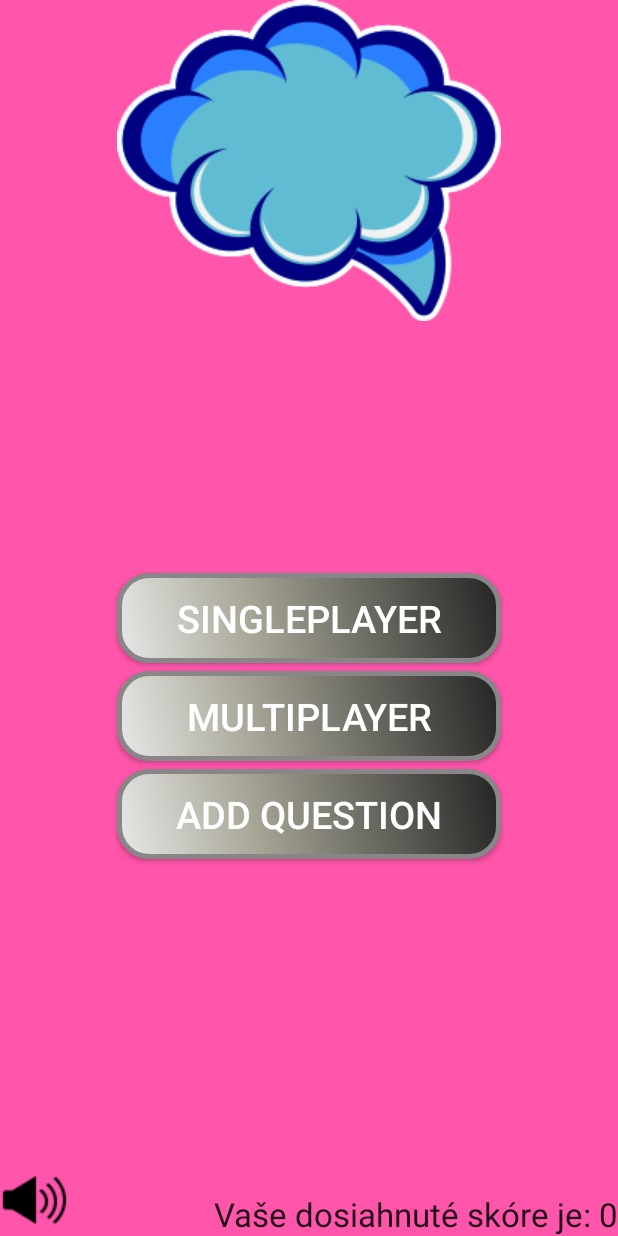
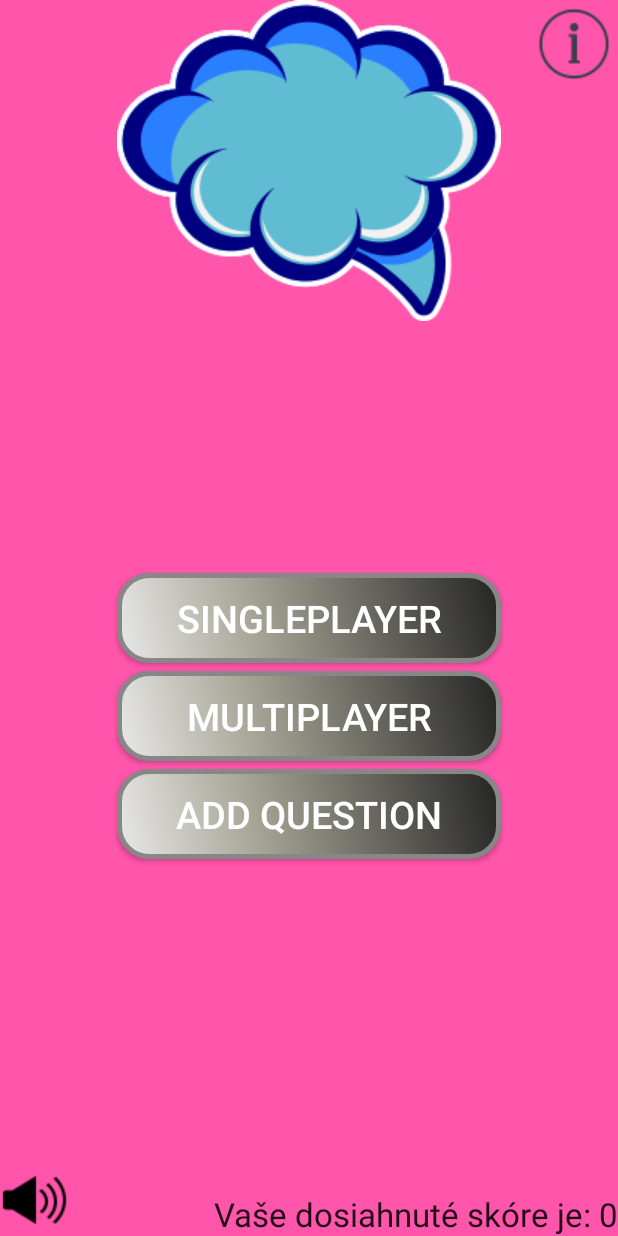
Before and after one commit to FrederikSpaldon/3blaf_game, an Android app: the screen it shows after launch (Menu), on a phone screen of 412 x 824 dp. Run offline under Robolectric (Android 15) with nearby library versions, the phone set to English and light mode, and no system bars.

Commit message:
Pop up okno O hre

```diff
--- a/app/src/main/java/a3blaf/a3blafgame/Menu.java
+++ b/app/src/main/java/a3blaf/a3blafgame/Menu.java
@@ -8,20 +8,29 @@ import android.content.Intent;
 import android.content.SharedPreferences;
 import android.media.MediaPlayer;
 import android.os.Bundle;
+import android.view.Gravity;
+import android.view.LayoutInflater;
+import android.view.MotionEvent;
 import android.view.View;
+import android.view.ViewGroup;
 import android.widget.Button;
 import android.widget.ImageButton;
 import android.widget.ImageView;
+import android.widget.LinearLayout;
+import android.widget.PopupWindow;
+import android.widget.RelativeLayout;
 import android.widget.TextView;
 
 public class Menu extends Activity {
 
     Button singlePlayer, multiPlayer, options, newQuestion, sound;
-    ImageView volumeOn,volumeOff;
+    ImageView volumeOn,volumeOff,info;
     TextView sk;
     private boolean status = true;
     int skore;
-
+    PopupWindow popUpWindow;
+    LayoutInflater layoutInflater;
+    RelativeLayout relative;
     @Override
     protected void onCreate(Bundle savedInstanceState) {
         super.onCreate(savedInstanceState);
@@ -34,16 +43,19 @@ public class Menu extends Activity {
        // sound = (Button) findViewById(R.id.btn_sound);
         volumeOn=(ImageView) findViewById(R.id.volumeOn);
         volumeOff=(ImageView) findViewById(R.id.volumeOff);
+        info=(ImageView) findViewById(R.id.btn_about);
+        relative = (RelativeLayout) findViewById(R.id.relative);
        // scoreboard=(ImageButton) findViewById(R.id.star);
         sk=(TextView) findViewById(R.id.textView);
+
         final MediaPlayer mp = MediaPlayer.create(this, R.raw.latch_click);
         SharedPreferences prefs = getSharedPreferences("skore",MODE_PRIVATE);
-        skore=prefs.getInt("skore",0);
-        sk.setText("Vaše dosiahnuté skóre je: "+Integer.toString(skore));
+        skore=prefs.getInt("skore", 0);
+        sk.setText("Vaše dosiahnuté skóre je: " + Integer.toString(skore));
         singlePlayer.setOnClickListener(new View.OnClickListener() {
             @Override
             public void onClick(View v) {
-                if(status) {
+                if (status) {
                     mp.start();
                 }
                 Intent intent = new Intent(Menu.this,
@@ -104,8 +116,7 @@ public class Menu extends Activity {
                     status = false;
                     volumeOn.setVisibility(View.GONE);
                     volumeOff.setVisibility(View.VISIBLE);
-                }
-                else {
+                } else {
                     status = true;
                     volumeOff.setVisibility(View.GONE);
                     volumeOn.setVisibility(View.VISIBLE);
@@ -122,8 +133,7 @@ public class Menu extends Activity {
                     status = false;
                     volumeOn.setVisibility(View.GONE);
                     volumeOff.setVisibility(View.VISIBLE);
-                }
-                else {
+                } else {
                     status = true;
                     volumeOff.setVisibility(View.GONE);
                     volumeOn.setVisibility(View.VISIBLE);
@@ -131,6 +141,29 @@ public class Menu extends Activity {
                 }
 
             }
+        });
+        info.setOnClickListener(new View.OnClickListener() {
+
+            @Override
+            public void onClick(View v) {
+                layoutInflater = (LayoutInflater)getApplicationContext().getSystemService(LAYOUT_INFLATER_SERVICE);
+                ViewGroup container = (ViewGroup) layoutInflater.inflate(R.layout.about,null);
+                // popUpWindow.showAtLocation(, Gravity.BOTTOM, 10, 10);
+                popUpWindow = new PopupWindow(container,800,1300,true);
+                popUpWindow.showAtLocation(relative, Gravity.NO_GRAVITY,150 , 400);
+
+                container.setOnTouchListener(new View.OnTouchListener() {
+                    @Override
+                    public boolean onTouch(View view, MotionEvent motionEvent) {
+                        popUpWindow.dismiss();
+                        return true;
+                    }
+                });
+
+
+            }
+
+
         });
 
 
--- a/app/src/main/res/layout/optionsmenu.xml
+++ b/app/src/main/res/layout/optionsmenu.xml
@@ -4,7 +4,8 @@
     android:layout_width="match_parent"
     android:layout_height="match_parent"
     android:background="#f5a"
-    android:orientation="vertical">
+    android:orientation="vertical"
+    android:id="@+id/relative">
 
     <ImageView
         android:layout_width="wrap_content"
@@ -94,5 +95,16 @@
         android:layout_alignParentRight="true"
         android:layout_alignParentEnd="true" />
 
+    <ImageView
+        android:layout_width="wrap_content"
+        android:layout_height="wrap_content"
+        android:id="@+id/btn_about"
+        android:src="@drawable/info"
+        android:layout_alignParentTop="true"
+        android:layout_alignParentRight="true"
+        android:layout_alignParentEnd="true"
+        android:layout_marginTop="5dp"
+        android:layout_marginRight="5dp"/>
+
 
 </RelativeLayout>
```
Also changed, not shown: app/src/main/res/layout/about.xml (added, +30 -0 lines), app/src/main/res/drawable/info.png (added).
